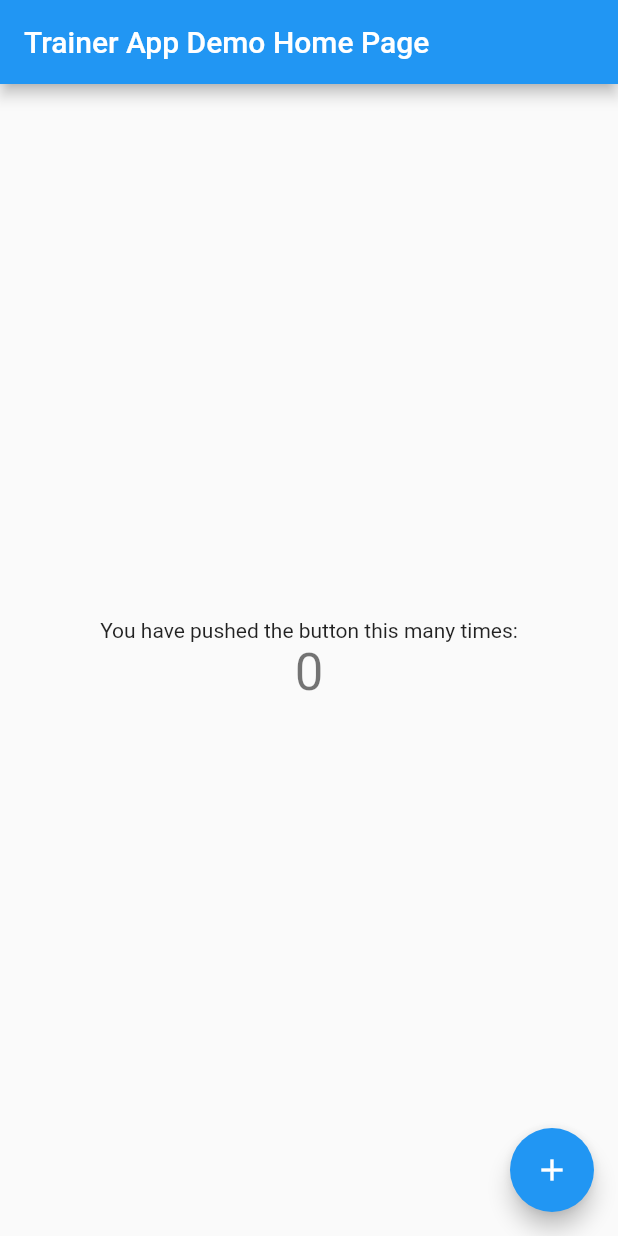
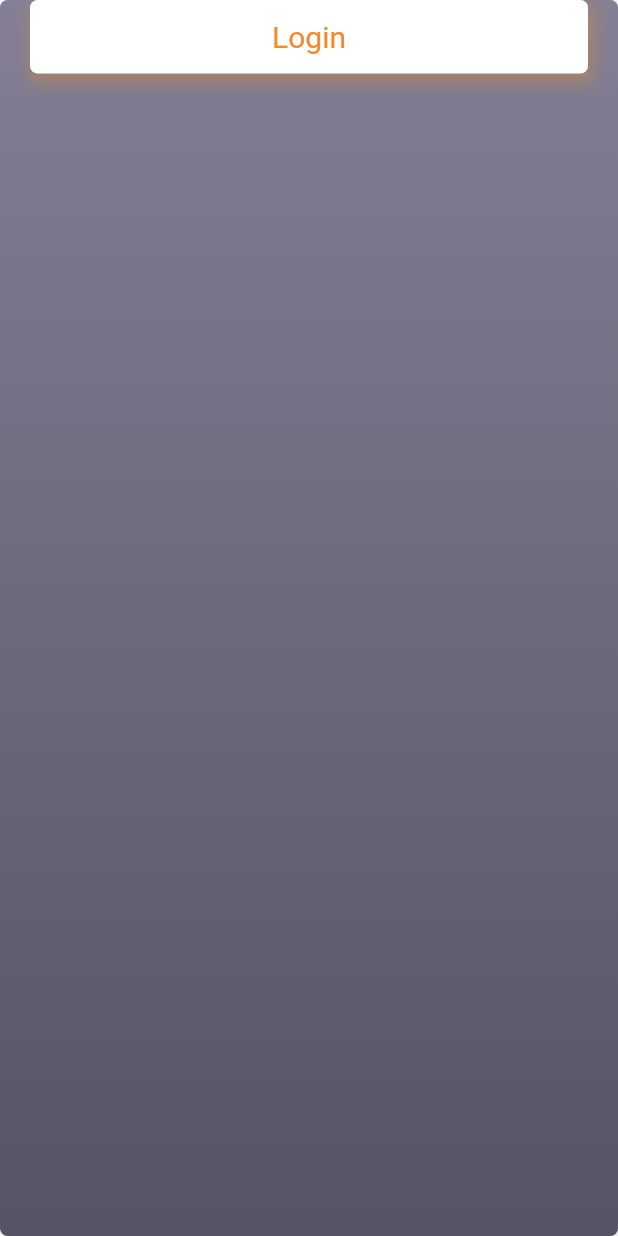
Before and after one commit to jwedwar1/trainer_app_demo, a Flutter app: the screen it shows after launch, on a phone screen of 412 x 824 dp. Run offline on Flutter 3.47's test engine with Material 2 defaults, Android fonts, the phone set to English and light mode, and no system bars; our stand-ins replace getflutter.

Commit message:
login page

```diff
--- a/trainer_app_demo/lib/main.dart
+++ b/trainer_app_demo/lib/main.dart
@@ -1,27 +1,15 @@
 import 'package:flutter/material.dart';
-import 'package:cloud_firestore/cloud_firestore.dart';
+import 'package:getflutter/getflutter.dart';
 
 void main() => runApp(MyApp());
 
 class MyApp extends StatelessWidget {
-  // This widget is the root of your application.
+
   @override
   Widget build(BuildContext context) {
     return MaterialApp(
-      title: 'Flutter Demo',
-      theme: ThemeData(
-        // This is the theme of your application.
-        //
-        // Try running your application with "flutter run". You'll see the
-        // application has a blue toolbar. Then, without quitting the app, try
-        // changing the primarySwatch below to Colors.green and then invoke
-        // "hot reload" (press "r" in the console where you ran "flutter run",
-        // or simply save your changes to "hot reload" in a Flutter IDE).
-        // Notice that the counter didn't reset back to zero; the application
-        // is not restarted.
-        primarySwatch: Colors.blue,
-      ),
-      home: MyHomePage(title: 'Trainer App Demo Home Page'),
+      title: 'Team BR',
+      home: MyHomePage(title: 'Welcome Page'),
     );
   }
 }
@@ -29,91 +17,64 @@ class MyApp extends StatelessWidget {
 class MyHomePage extends StatefulWidget {
   MyHomePage({Key key, this.title}) : super(key: key);
 
-  // This widget is the home page of your application. It is stateful, meaning
-  // that it has a State object (defined below) that contains fields that affect
-  // how it looks.
-
-  // This class is the configuration for the state. It holds the values (in this
-  // case the title) provided by the parent (in this case the App widget) and
-  // used by the build method of the State. Fields in a Widget subclass are
-  // always marked "final".
-
   final String title;
-
 
   @override
   _MyHomePageState createState() => _MyHomePageState();
 }
 
 class _MyHomePageState extends State<MyHomePage> {
-  final databaseReference = Firestore.instance;
-  int _counter = 0;
-
-  void _incrementCounter() async {
-    await databaseReference.collection("test")
-      .document("this came from the app boys")
-      .setData({
-        'name': 'ez',
-      });
-    setState(() {
-      // This call to setState tells the Flutter framework that something has
-      // changed in this State, which causes it to rerun the build method below
-      // so that the display can reflect the updated values. If we changed
-      // _counter without calling setState(), then the build method would not be
-      // called again, and so nothing would appear to happen.
-      _counter++;
-    });
-  }
-
-  @override
-  Widget build(BuildContext context) {
-    // This method is rerun every time setState is called, for instance as done
-    // by the _incrementCounter method above.
-    //
-    // The Flutter framework has been optimized to make rerunning build methods
-    // fast, so that you can just rebuild anything that needs updating rather
-    // than having to individually change instances of widgets.
-    return Scaffold(
-      appBar: AppBar(
-        // Here we take the value from the MyHomePage object that was created by
-        // the App.build method, and use it to set our appbar title.
-        title: Text(widget.title),
-      ),
-      body: Center(
-        // Center is a layout widget. It takes a single child and positions it
-        // in the middle of the parent.
-        child: Column(
-          // Column is also a layout widget. It takes a list of children and
-          // arranges them vertically. By default, it sizes itself to fit its
-          // children horizontally, and tries to be as tall as its parent.
-          //
-          // Invoke "debug painting" (press "p" in the console, choose the
-          // "Toggle Debug Paint" action from the Flutter Inspector in Android
-          // Studio, or the "Toggle Debug Paint" command in Visual Studio Code)
-          // to see the wireframe for each widget.
-          //
-          // Column has various properties to control how it sizes itself and
-          // how it positions its children. Here we use mainAxisAlignment to
-          // center the children vertically; the main axis here is the vertical
-          // axis because Columns are vertical (the cross axis would be
-          // horizontal).
-          mainAxisAlignment: MainAxisAlignment.center,
-          children: <Widget>[
-            Text(
-              'You have pushed the button this many times:',
-            ),
-            Text(
-              '$_counter',
-              style: Theme.of(context).textTheme.display1,
-            ),
-          ],
+  Widget _loginButton() {
+    return InkWell(
+      child: Container(
+        width: MediaQuery.of(context).size.width,
+        padding: EdgeInsets.symmetric(vertical: 13),
+        alignment: Alignment.center,
+        decoration: BoxDecoration(
+            borderRadius: BorderRadius.all(Radius.circular(5)),
+            boxShadow: <BoxShadow>[
+              BoxShadow(
+                  color: Color(0xffdf8e33).withAlpha(100),
+                  offset: Offset(2, 4),
+                  blurRadius: 8,
+                  spreadRadius: 2)
+            ],
+            color: Colors.white),
+        child: Text(
+          'Login',
+          style: TextStyle(fontSize: 20, color: Color(0xfff7892b)),
         ),
       ),
-      floatingActionButton: FloatingActionButton(
-        onPressed: _incrementCounter,
-        tooltip: 'Increment',
-        child: Icon(Icons.add),
-      ), // This trailing comma makes auto-formatting nicer for build methods.
     );
   }
+  Widget build(BuildContext context) {
+     return Scaffold(
+      body: Stack(
+        children: <Widget>[
+          Container(
+            padding: EdgeInsets.symmetric(horizontal: 20),
+            height: MediaQuery.of(context).size.height,
+            decoration: BoxDecoration(
+                borderRadius: BorderRadius.all(Radius.circular(5)),
+                boxShadow: <BoxShadow>[
+                  BoxShadow(
+                      color: Colors.grey.shade200,
+                      offset: Offset(2, 4),
+                      blurRadius: 5,
+                      spreadRadius: 2)
+                ],
+                gradient: LinearGradient(
+                    begin: Alignment.topCenter,
+                    end: Alignment.bottomCenter,
+                    colors: [Color(0xff847f94), Color(0xff575366)]),
+            ),
+            child: Column(children: <Widget>[
+              _loginButton(),
+              SizedBox(height: 20,)
+            ],)
+          )
+        ],
+      ),
+     );
+  }
 }
--- a/trainer_app_demo/pubspec.yaml
+++ b/trainer_app_demo/pubspec.yaml
@@ -22,6 +22,10 @@ dependencies:
 
   flutter:
     sdk: flutter
+
+  getflutter: ^1.0.3
+  google_sign_in: ^4.1.1
+  firebase_auth: ^0.15.4
 
   # The following adds the Cupertino Icons font to your application.
   # Use with the CupertinoIcons class for iOS style icons.
```
Also changed, not shown: trainer_app_demo/flutter_01.png (added), trainer_app_demo/pubspec.lock.
